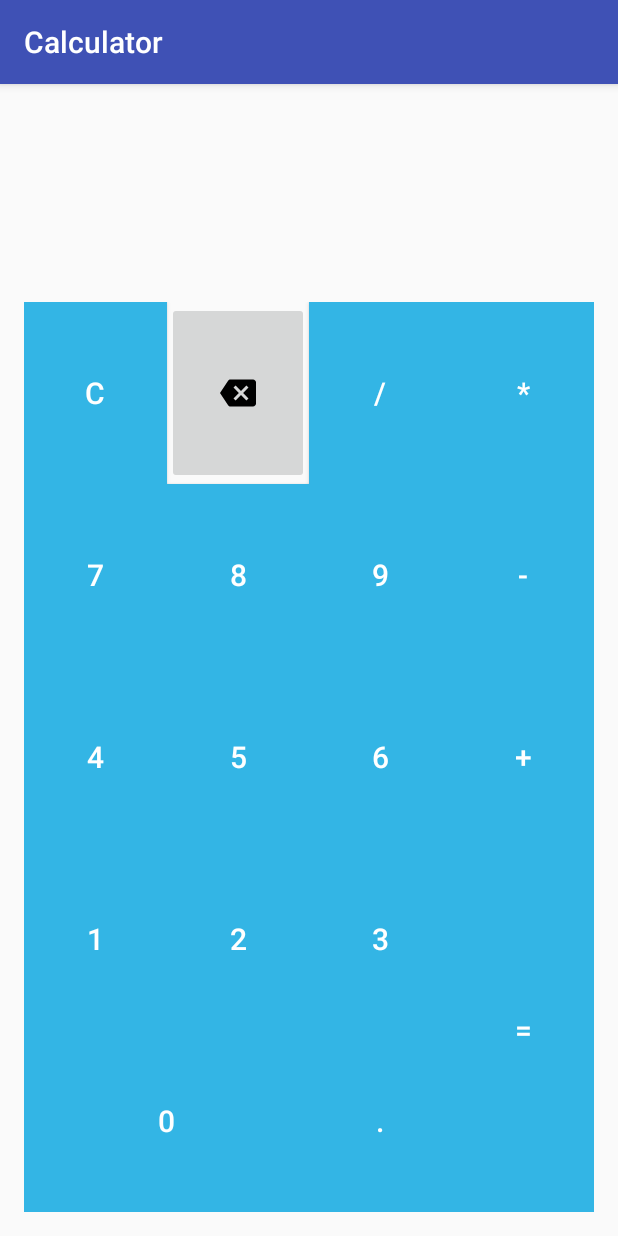
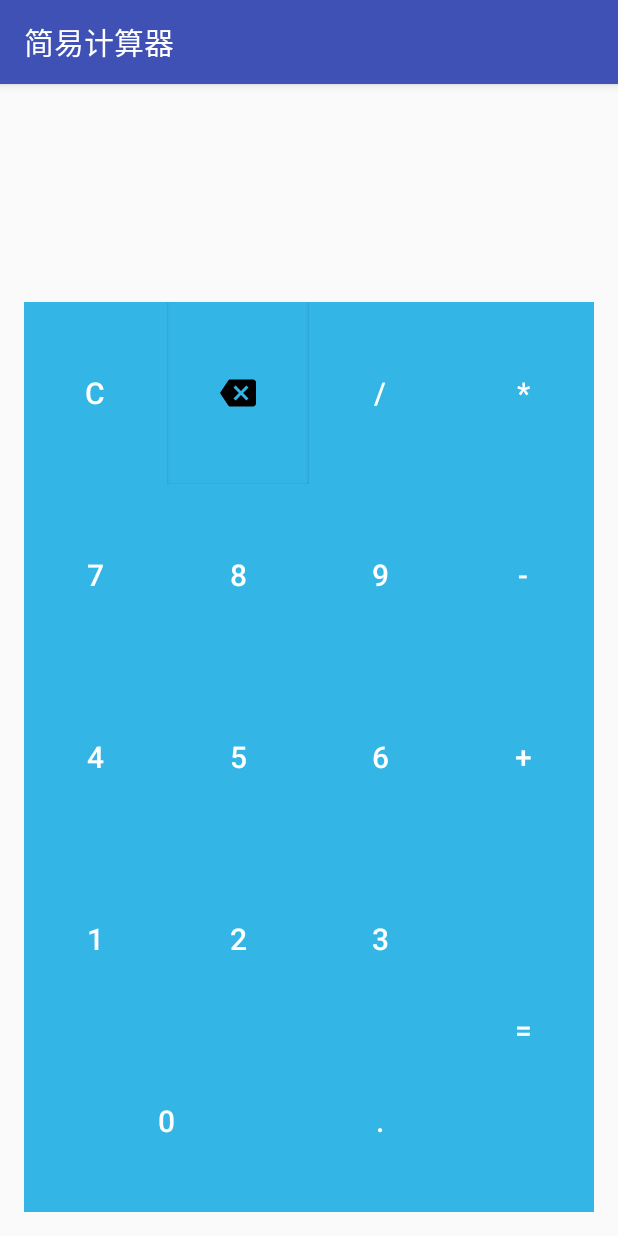
Before and after one commit to xiehangyi/Calculator, an Android app: the screen it shows after launch (MainActivity), on a phone screen of 412 x 824 dp. Run offline under Robolectric (Android 15) with nearby library versions, the phone set to English and light mode, and no system bars.

Commit message:
修改一点样式

```diff
--- a/app/src/main/java/com/xhy/calculator/HouZhui.java
+++ b/app/src/main/java/com/xhy/calculator/HouZhui.java
@@ -154,6 +154,7 @@ public class HouZhui {
             String[] hz = s;
             Stack<String> st = new Stack<String>();
             Double n1, n2;
+            // #表示没有的部分用空表示，0表示用0填
             DecimalFormat decimalFormat = new DecimalFormat("#.########");
             String str;
             for (int i = 0; i < hz.length; i++) {
--- a/app/src/main/res/layout/activity_main.xml
+++ b/app/src/main/res/layout/activity_main.xml
@@ -32,7 +32,6 @@
         xmlns:app="http://schemas.android.com/apk/res-auto"
         android:layout_width="match_parent"
         android:layout_height="match_parent"
-
         app:columnCount="4"
         app:rowCount="5">
 
@@ -53,7 +52,7 @@
             android:src="@drawable/ic_backspace_24dp"
             android:id="@+id/img_btn"
             android:scaleType="center"
-
+            android:background="@drawable/button_bg"
             />
         <Button
             android:layout_width="0dp"
--- a/app/src/main/res/values/strings.xml
+++ b/app/src/main/res/values/strings.xml
@@ -1,3 +1,3 @@
 <resources>
-    <string name="app_name">Calculator</string>
+    <string name="app_name">简易计算器</string>
 </resources>
--- a/app/src/main/res/values/styles.xml
+++ b/app/src/main/res/values/styles.xml
@@ -7,7 +7,7 @@
         <item name="colorPrimaryDark">@color/colorPrimaryDark</item>
         <item name="colorAccent">@color/colorAccent</item>
         <item name="android:buttonStyle">@style/MyButton</item>
-        <item name="android:imageButtonStyle">@style/MyButton</item>
+
     </style>
 
     <style name="MyButton" parent="Base.Widget.AppCompat.Button">
@@ -20,4 +20,5 @@
 
     </style>
 
+
 </resources>
```
